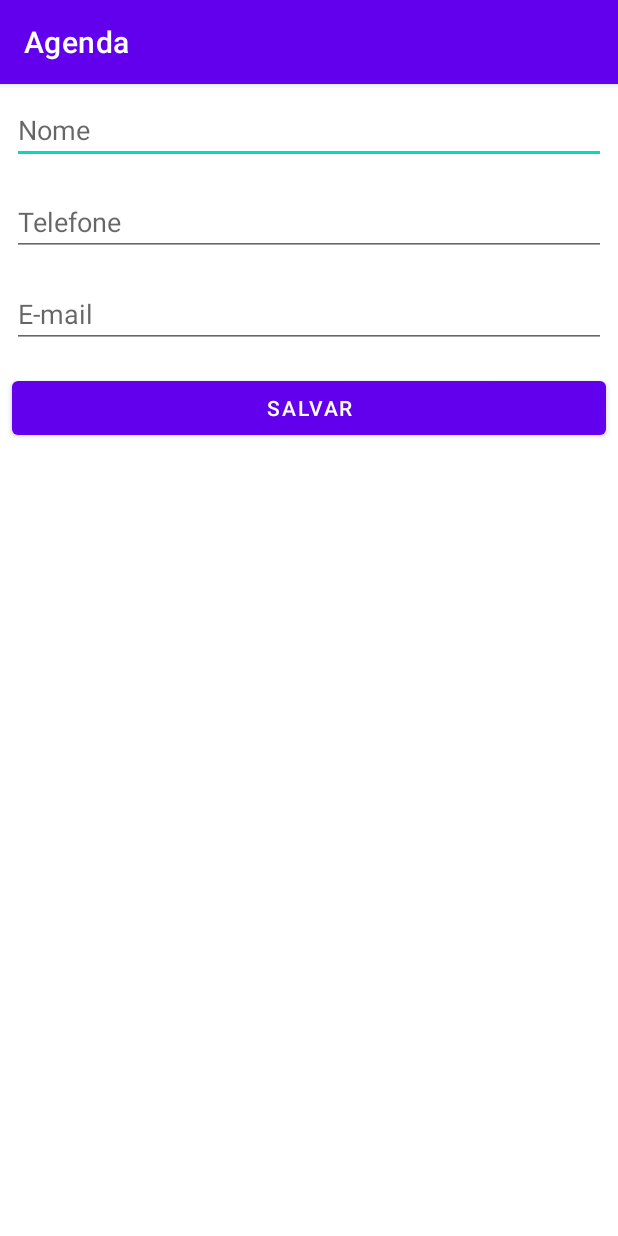
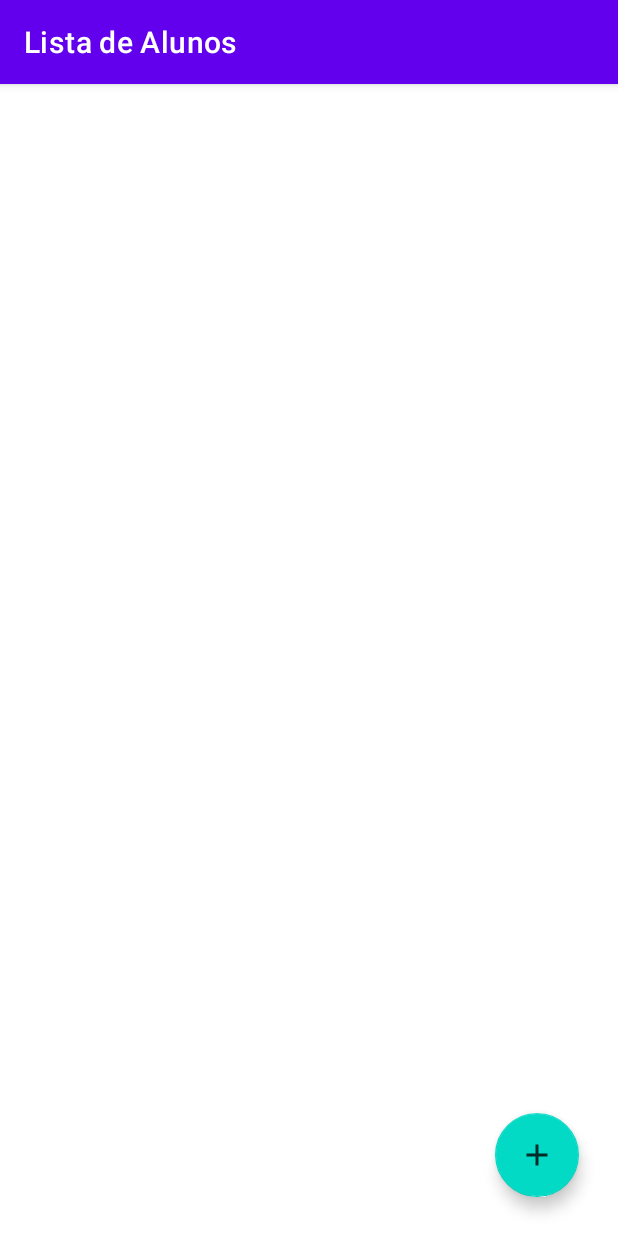
Before and after one commit to caiocv18/alura_agenda, an Android app: the screen it shows after launch (FormularioAlunoActivity before the commit, ListaAlunosActivity after it), on a phone screen of 412 x 824 dp. Run offline under Robolectric (Android 15) with nearby library versions, the phone set to English and light mode, and no system bars.

```diff
--- a/app/src/main/java/br/com/caiocv18/dao/AlunoDAO.kt
+++ b/app/src/main/java/br/com/caiocv18/dao/AlunoDAO.kt
@@ -4,7 +4,9 @@ import br.com.caiocv18.model.Aluno
 
 class AlunoDAO {
 
-    private val alunos = ArrayList<Aluno>()
+    companion object{
+        private val alunos = ArrayList<Aluno>()
+    }
 
     fun salva(aluno : Aluno) {
         alunos.add(aluno)
--- a/app/src/main/java/br/com/caiocv18/model/Aluno.kt
+++ b/app/src/main/java/br/com/caiocv18/model/Aluno.kt
@@ -1,8 +1,8 @@
 package br.com.caiocv18.model
 
 class Aluno(nome: String, telefone: String, email: String) {
-    val nome = "$nome\n".also(::println)
-    val telefone = "$telefone\n".also(::println)
+    val nome = "$nome".also(::println)
+    val telefone = "$\ntelefone\n".also(::println)
     val email = "$email\n".also(::println)
 
     override fun toString(): String {
--- a/app/src/main/java/br/com/caiocv18/ui/activity/ListaAlunosActivity.kt
+++ b/app/src/main/java/br/com/caiocv18/ui/activity/ListaAlunosActivity.kt
@@ -1,26 +1,58 @@
 package br.com.caiocv18.ui.activity
 
+import android.content.Intent
 import android.os.Bundle
+import android.view.View
 import android.widget.ArrayAdapter
+import android.widget.Button
 import android.widget.ListView
+import android.widget.Toast
 import androidx.appcompat.app.AppCompatActivity
 import br.com.caiocv18.R
 import br.com.caiocv18.dao.AlunoDAO
 import br.com.caiocv18.model.Aluno
+import com.google.android.material.floatingactionbutton.FloatingActionButton
 import java.util.*
 import kotlin.collections.ArrayList
 
 class ListaAlunosActivity : AppCompatActivity() {
+    private var dao = AlunoDAO()
+
     override fun onCreate(savedInstanceState: Bundle?) {
         super.onCreate(savedInstanceState)
         setContentView(R.layout.activity_lista_alunos)
 
-        lateinit var dao : AlunoDAO
-
         setTitle("Lista de Alunos")
 
+        configuraNovoAluno()
+
+    }
+
+    override fun onResume() {
+        super.onResume()
+
+        configuraLista()
+    }
+
+    private fun configuraNovoAluno(){
+        val botaoNovoAluno = findViewById<FloatingActionButton>(R.id.activity_lista_alunos_fab_novo_aluno)
+
+        botaoNovoAluno.setOnClickListener(object: View.OnClickListener {
+
+            override fun onClick(view: View){
+
+                abreFormularioActivity()
+            }
+        })
+    }
+
+    private fun abreFormularioActivity(){
+        val intent = Intent(this@ListaAlunosActivity, FormularioAlunoActivity::class.java )
+        startActivity(intent)
+    }
+
+    private fun configuraLista(){
         val listaDeAlunos : ListView = findViewById(R.id.activity_lista_de_alunos_listview)
         listaDeAlunos.setAdapter(ArrayAdapter(this, android.R.layout.simple_list_item_1,dao.todos()))
-
     }
 }
```
Also changed, not shown: app/src/main/AndroidManifest.xml (+2 -10 lines), app/src/main/java/br/com/caiocv18/ui/activity/FormularioAlunoActivity.kt (+32 -19 lines).
